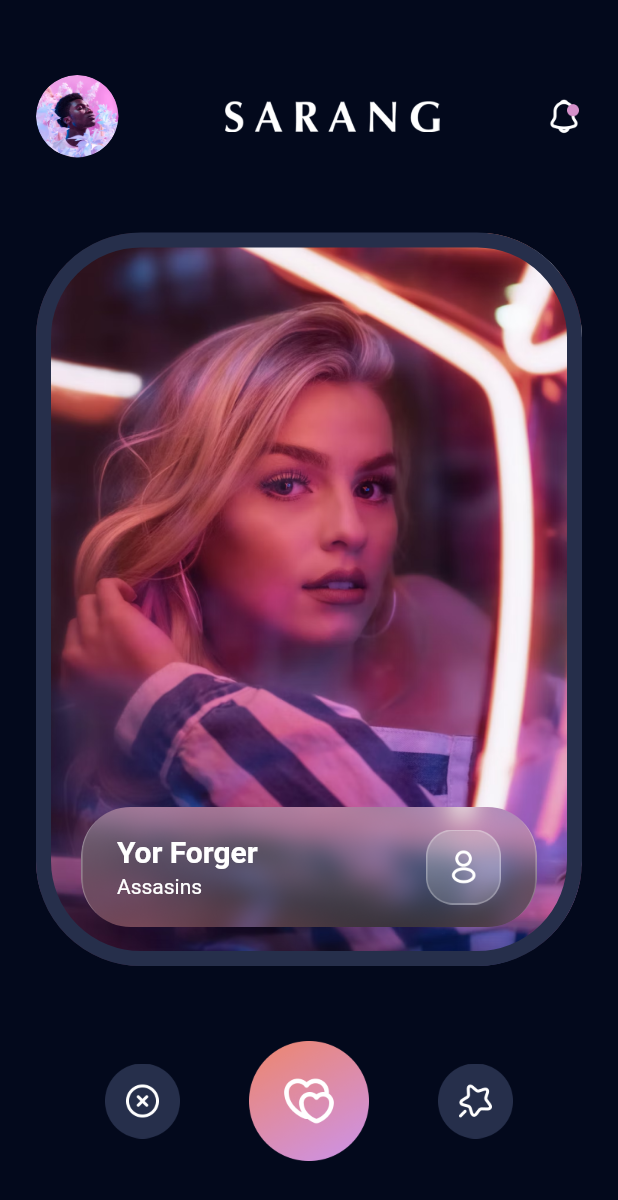
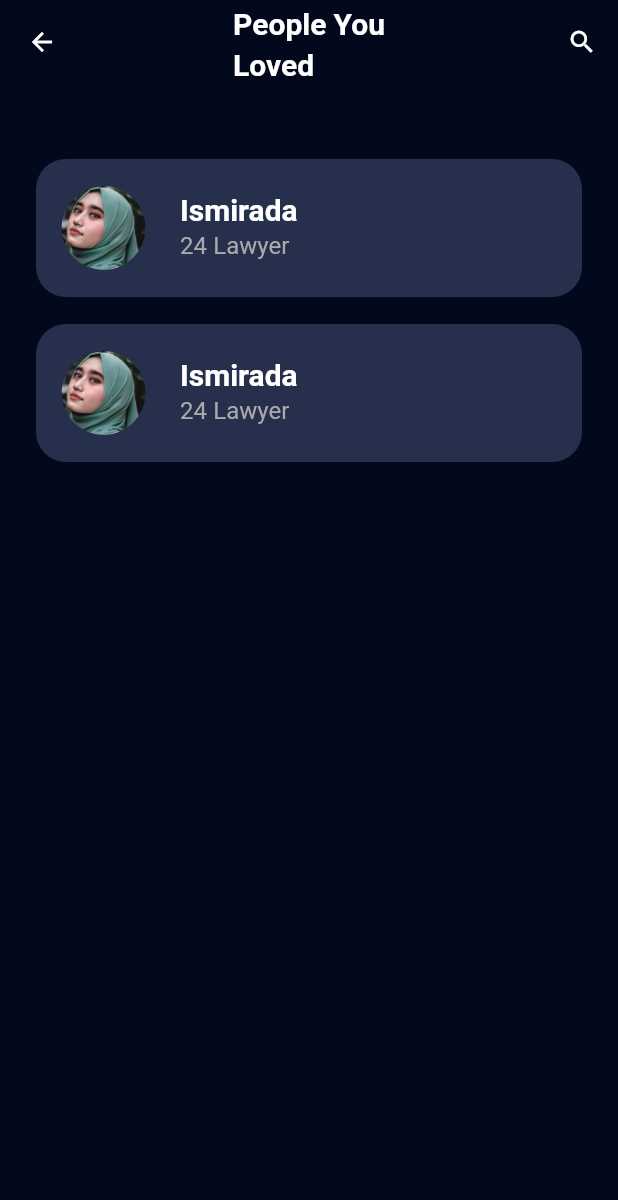
Before and after one commit to lintangprayogo/clone-datingapp, a Flutter app: the screen it shows after launch, on a phone screen of 412 x 824 dp. Shown: the top 1200 px of the screen. Run offline on Flutter 3.47's test engine with Material 2 defaults, Android fonts, the phone set to English and light mode, and no system bars; our stand-ins replace google_fonts.

Commit message:
people loved card

```diff
--- a/lib/app.dart
+++ b/lib/app.dart
@@ -3,6 +3,7 @@ import 'package:simple_datting_app/src/features/auth/presentation/sign_up_screen
 import 'package:simple_datting_app/src/features/auth/presentation/sign_up_upload_photo.dart';
 import 'package:simple_datting_app/src/features/auth/presentation/singn_up_age_and_job_screen.dart';
 import 'package:simple_datting_app/src/features/loves_page/presentation/explore_people_screen.dart';
+import 'package:simple_datting_app/src/features/loves_page/presentation/people_loved_screen.dart';
 import 'package:simple_datting_app/src/theme_manager/theme_data_manager.dart';
 
 class AppScreen extends StatelessWidget {
@@ -15,13 +16,14 @@ class AppScreen extends StatelessWidget {
     return MaterialApp(
       title: 'Flutter Demo',
       theme: getApplicationThemeData(),
-      initialRoute: ExplorePeopleScreen.routeName,
+      initialRoute: PeopleLovedScreen.routeName,
       routes: {
         SignUpScreen.routeName: (context) => const SignUpScreen(),
         SignUpAgeJobScreen.routeName: (context) => const SignUpAgeJobScreen(),
         SignUpUploadPhotoSceen.routeName: (context) =>
             const SignUpUploadPhotoSceen(),
         ExplorePeopleScreen.routeName: (context) => const ExplorePeopleScreen(),
+        PeopleLovedScreen.routeName: (context) => const PeopleLovedScreen()
       },
     );
   }
--- a/lib/src/common_widgets/explore_people_app_bar_widget.dart
+++ b/lib/src/common_widgets/explore_people_app_bar_widget.dart
@@ -1,5 +1,6 @@
 import 'package:flutter/material.dart';
 import 'package:simple_datting_app/src/common_widgets/logo_widget.dart';
+import 'package:simple_datting_app/src/features/loves_page/presentation/people_loved_screen.dart';
 import 'package:simple_datting_app/src/theme_manager/asset_image_icon_manager.dart';
 
 class ExplorePeopleAppBarWidget extends StatelessWidget {
@@ -21,7 +22,11 @@ class ExplorePeopleAppBarWidget extends StatelessWidget {
                   fit: BoxFit.cover)),
         ),
         const LogoWidget(),
-        Container(
+        GestureDetector(
+          onTap: () {
+            Navigator.pushNamed(context, PeopleLovedScreen.routeName);
+          },
+          child: Container(
             width: 24,
             height: 24,
             decoration: const BoxDecoration(
@@ -29,6 +34,7 @@ class ExplorePeopleAppBarWidget extends StatelessWidget {
                     image: AssetImage(
                         "${AssetImageIconManager.assetPath}icon_notification.png"),
                     fit: BoxFit.cover)),
+          ),
         )
       ],
     );
--- /dev/null
+++ b/lib/src/common_widgets/people_loved_card_widget.dart
@@ -0,0 +1,46 @@
+import 'package:flutter/material.dart';
+import 'package:simple_datting_app/src/theme_manager/asset_collor_manager.dart';
+import 'package:simple_datting_app/src/theme_manager/asset_image_icon_manager.dart';
+import 'package:simple_datting_app/src/theme_manager/font_manager.dart';
+import 'package:simple_datting_app/src/theme_manager/style_manager.dart';
+import 'package:simple_datting_app/src/theme_manager/values_manager.dart';
+
+class PeopleLovedCardWidget extends StatelessWidget {
+  const PeopleLovedCardWidget({super.key});
+
+  @override
+  Widget build(BuildContext context) {
+    return Padding(
+      padding: const EdgeInsets.symmetric(horizontal: AppPadding.p24),
+      child: Container(
+        margin: const EdgeInsets.only(bottom: AppMargin.m18),
+        decoration: BoxDecoration(
+            color: ColorManager.secondary,
+            borderRadius: BorderRadius.circular(20)),
+        child: ListTile(
+          contentPadding: const EdgeInsets.all(AppPadding.p10),
+          leading: Container(
+            width: 70,
+            height: 70,
+            decoration: const BoxDecoration(
+                shape: BoxShape.circle,
+                image: DecorationImage(
+                    image: AssetImage(
+                        "${AssetImageIconManager.assetPath}people_love3_image.png"),
+                    fit: BoxFit.cover)),
+          ),
+          title: Text(
+            "Ismirada",
+            style: getWhiteTextStyle(
+                fontSize: FontSizeManager.f20,
+                fontWeight: FontWeightManeger.semiBold),
+          ),
+          subtitle: Text(
+            "24 Lawyer",
+            style: getGrey60TextStyle(),
+          ),
+        ),
+      ),
+    );
+  }
+}
--- /dev/null
+++ b/lib/src/features/loves_page/presentation/people_loved_screen.dart
@@ -0,0 +1,53 @@
+import 'package:flutter/material.dart';
+import 'package:simple_datting_app/src/common_widgets/people_loved_card_widget.dart';
+import 'package:simple_datting_app/src/theme_manager/font_manager.dart';
+import 'package:simple_datting_app/src/theme_manager/style_manager.dart';
+import 'package:simple_datting_app/src/theme_manager/values_manager.dart';
+
+class PeopleLovedScreen extends StatelessWidget {
+  static const String routeName = "/people-loved";
+
+  const PeopleLovedScreen({super.key});
+
+  @override
+  Widget build(BuildContext context) {
+    return Scaffold(
+      appBar: AppBar(
+        centerTitle: true,
+        title: Text(
+          "People You\nLoved",
+          style: getWhiteTextStyle(
+              fontSize: FontSizeManager.f20,
+              fontWeight: FontWeightManeger.semiBold),
+        ),
+        leading: IconButton(
+          onPressed: () {},
+          iconSize: AppSize.s20,
+          icon: const Icon(Icons.arrow_back),
+        ),
+        actions: [
+          IconButton(
+            onPressed: () {},
+            iconSize: AppSize.s20,
+            icon: const Icon(Icons.search),
+          )
+        ],
+      ),
+      body: Column(
+        children: [
+          const SizedBox(
+            height: AppSize.s50,
+          ),
+          Expanded(
+            child: ListView.builder(
+              itemCount: 2,
+              itemBuilder: (context, index) {
+                return const PeopleLovedCardWidget();
+              },
+            ),
+          ),
+        ],
+      ),
+    );
+  }
+}
--- a/lib/src/theme_manager/style_manager.dart
+++ b/lib/src/theme_manager/style_manager.dart
@@ -39,3 +39,10 @@ TextStyle getBlackTextStyle(
   return _getTextStyle(
       fontSize, FontFamilyConstant.fontFamily, fontWeight, ColorManager.black);
 }
+
+TextStyle getGrey60TextStyle(
+    {double fontSize = FontSizeManager.f16,
+    FontWeight fontWeight = FontWeightManeger.regular}) {
+  return _getTextStyle(
+      fontSize, FontFamilyConstant.fontFamily, fontWeight, ColorManager.grey60);
+}
--- a/lib/src/theme_manager/values_manager.dart
+++ b/lib/src/theme_manager/values_manager.dart
@@ -3,6 +3,7 @@ class AppMargin {
   static const double m4 = 4.0;
   static const double m8 = 8.0;
   static const double m12 = 12.0;
+  static const double m18 = 18.0;
   static const double m16 = 16.0;
   static const double m20 = 20.0;
   static const double m22 = 22.0;
@@ -20,6 +21,7 @@ class AppPadding {
   static const double p2 = 2.0;
   static const double p4 = 4.0;
   static const double p8 = 8.0;
+  static const double p10 = 10.0;
   static const double p12 = 12.0;
   static const double p15 = 15.0;
   static const double p16 = 16.0;
```
Also changed, not shown: pubspec.lock, 3 other files. Lines whose indentation alone changed are shown as unchanged.
